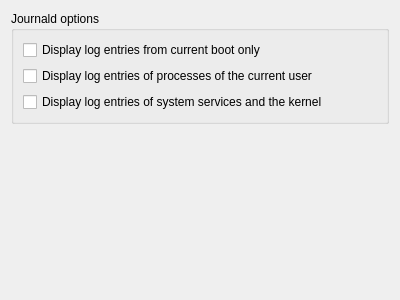
This is src/modes/journald/journaldConfigurationWidget.ui in KDE/ksystemlog as Qt 5 draws it before an edit. The edited form follows.
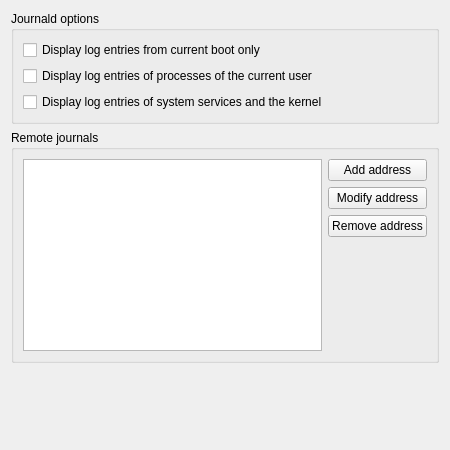
This is the edited form.

Commit message: Added UI prototype for remote journals configuration.

The edit to the form file:
```diff
--- a/src/modes/journald/journaldConfigurationWidget.ui
+++ b/src/modes/journald/journaldConfigurationWidget.ui
@@ -6,13 +6,13 @@
    <rect>
     <x>0</x>
     <y>0</y>
-    <width>400</width>
-    <height>300</height>
+    <width>450</width>
+    <height>450</height>
    </rect>
   </property>
-  <layout class="QVBoxLayout">
+  <layout class="QVBoxLayout" name="verticalLayout">
    <item>
-    <widget class="QGroupBox" name="groupBox">
+    <widget class="QGroupBox" name="groupBoxOptions">
      <property name="title">
       <string>Journald options</string>
      </property>
@@ -41,6 +41,56 @@
      </layout>
     </widget>
    </item>
+   <item>
+    <widget class="QGroupBox" name="groupBoxRemoteJournals">
+     <property name="title">
+      <string>Remote journals</string>
+     </property>
+     <layout class="QHBoxLayout" name="horizontalLayout">
+      <item>
+       <widget class="QListWidget" name="remoteJournalsListWidget"/>
+      </item>
+      <item>
+       <layout class="QGridLayout" name="buttonsGridLayout">
+        <item row="3" column="0">
+         <spacer name="verticalSpacer">
+          <property name="orientation">
+           <enum>Qt::Vertical</enum>
+          </property>
+          <property name="sizeHint" stdset="0">
+           <size>
+            <width>20</width>
+            <height>40</height>
+           </size>
+          </property>
+         </spacer>
+        </item>
+        <item row="0" column="0">
+         <widget class="QPushButton" name="addAddressButton">
+          <property name="text">
+           <string>Add address</string>
+          </property>
+         </widget>
+        </item>
+        <item row="2" column="0">
+         <widget class="QPushButton" name="removeAddressButton">
+          <property name="text">
+           <string>Remove address</string>
+          </property>
+         </widget>
+        </item>
+        <item row="1" column="0">
+         <widget class="QPushButton" name="modifyAddressButton">
+          <property name="text">
+           <string>Modify address</string>
+          </property>
+         </widget>
+        </item>
+       </layout>
+      </item>
+     </layout>
+    </widget>
+   </item>
    <item>
     <spacer name="bottomSpacer">
      <property name="orientation">
```
The commit also changes 2 other files.
